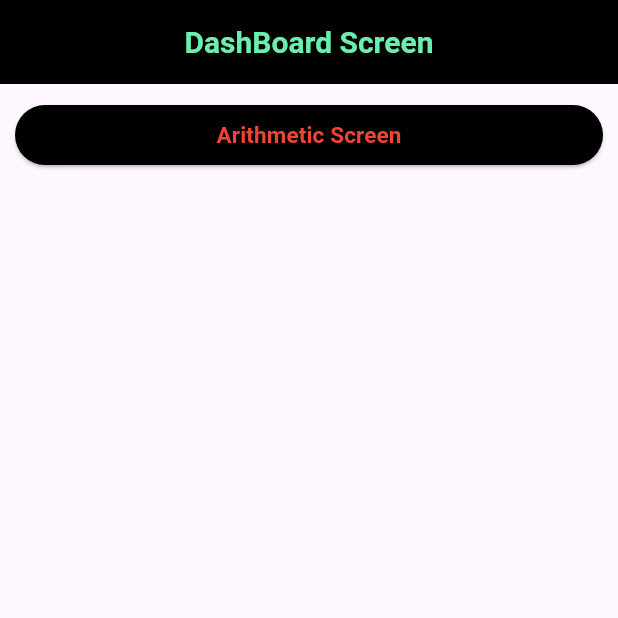
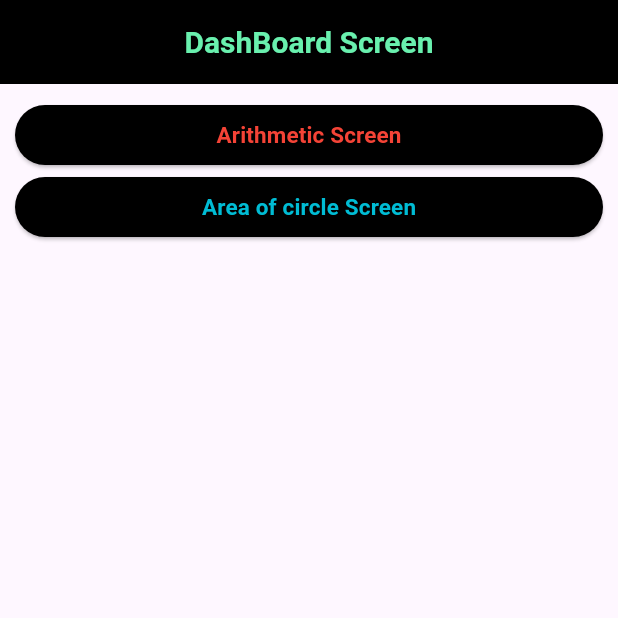
Before and after one commit to asrim10/assignment_3, a Flutter app: the screen it shows after launch, on a phone screen of 412 x 824 dp, the top half of it. Run offline on Flutter 3.47's test engine with Material 3 defaults, Android fonts, the phone set to English and light mode, and no system bars; Roboto replaces fonts that are missing (Times New Roman).

Commit message:
Area of circle

```diff
--- a/lib/screens/arithmetic_screen.dart
+++ b/lib/screens/arithmetic_screen.dart
@@ -43,7 +43,6 @@ class _ArithmeticScreen extends State<ArithmeticScreen> {
           key: _formKey,
           child: Column(
             children: [
-              // FIRST FIELD
               MyTextFormField(
                 text: "Enter first number",
                 onChanged: (value) {
@@ -52,7 +51,6 @@ class _ArithmeticScreen extends State<ArithmeticScreen> {
               ),
               const SizedBox(height: 10),
 
-              // SECOND FIELD
               MyTextFormField(
                 text: "Enter second number",
                 onChanged: (value) {
@@ -61,7 +59,6 @@ class _ArithmeticScreen extends State<ArithmeticScreen> {
               ),
               const SizedBox(height: 15),
 
-              // SUM BUTTON
               MyButton(
                 text: "SUM",
                 onPressed: () {
@@ -76,7 +73,6 @@ class _ArithmeticScreen extends State<ArithmeticScreen> {
               ),
               const SizedBox(height: 10),
 
-              // SUBTRACT BUTTON
               MyButton(
                 text: "SUBTRACT",
                 onPressed: () {
@@ -94,7 +90,6 @@ class _ArithmeticScreen extends State<ArithmeticScreen> {
               ),
               const SizedBox(height: 10),
 
-              // MULTIPLICATION BUTTON
               MyButton(
                 text: "MULTIPLY",
                 onPressed: () {
@@ -112,7 +107,6 @@ class _ArithmeticScreen extends State<ArithmeticScreen> {
               ),
               const SizedBox(height: 10),
 
-              // DIVISION BUTTON
               MyButton(
                 text: "DIVIDE",
                 onPressed: () {
--- a/lib/screens/dashboard_screen.dart
+++ b/lib/screens/dashboard_screen.dart
@@ -1,3 +1,4 @@
+import 'package:assignment_3/screens/area_of_circle_screen.dart';
 import 'package:assignment_3/screens/arithmetic_screen.dart';
 import 'package:flutter/material.dart';
 
@@ -45,6 +46,29 @@ class DashboardScreen extends StatelessWidget {
                 ),
               ),
             ),
+            SizedBox(
+              width: double.infinity,
+              child: ElevatedButton(
+                style: ElevatedButton.styleFrom(backgroundColor: Colors.black),
+                onPressed: () {
+                  Navigator.push(
+                    context,
+                    MaterialPageRoute(
+                      builder: (context) => AreaOfCircleScreen(),
+                    ),
+                  );
+                },
+                child: Text(
+                  "Area of circle Screen",
+                  style: TextStyle(
+                    color: Colors.cyan,
+                    fontWeight: FontWeight.bold,
+                    fontSize: 15,
+                    fontFamily: "Times New Roman",
+                  ),
+                ),
+              ),
+            ),
           ],
         ),
       ),
```
Also changed, not shown: lib/screens/area_of_circle_screen.dart (added, +71 -0 lines).
